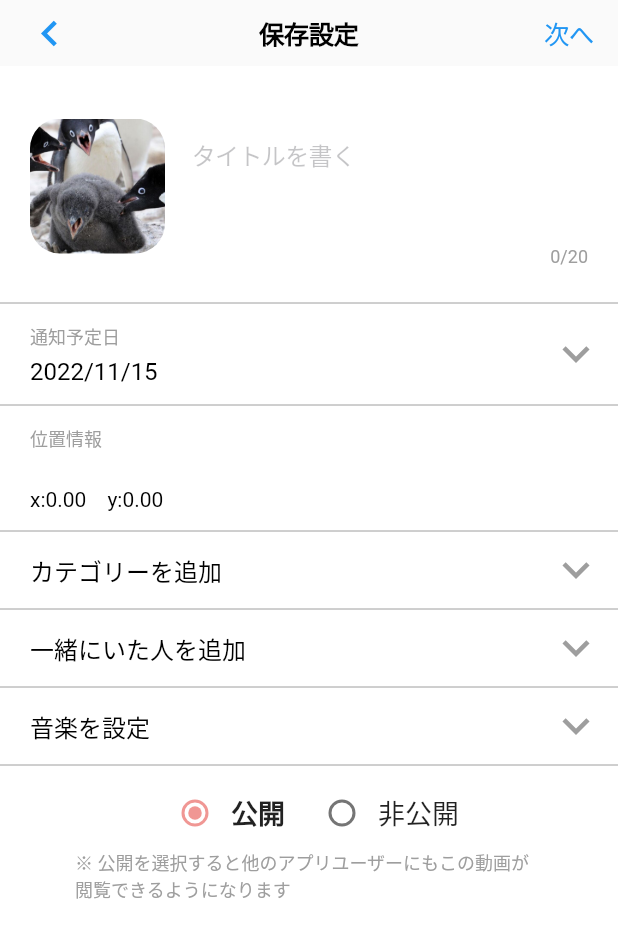
After one commit to macoto5636/honu_app, a Flutter app: the SaveFormPage screen opened directly, after a tap on "通知予定日", on a phone screen of 412 x 824 dp. The commit adds this screen. Shown: the top 938 px of the screen. Run offline on Flutter 3.47's test engine with Material 2 defaults, Android fonts, the phone set to English and light mode, and no system bars; our stand-ins replace camera, flutter_datetime_picker, geocoding, location, permission_handler, video_player.

Commit message:
create form

```diff
--- a/lib/memory_add_page.dart
+++ b/lib/memory_add_page.dart
@@ -6,6 +6,8 @@ import 'package:camera/camera.dart';
 import 'package:permission_handler/permission_handler.dart';
 
 import 'take_video_page.dart';
+
+import 'package:honu_app/time_message_page.dart';
 
 class MemoryAddPage extends StatefulWidget {
   @override
@@ -48,14 +50,23 @@ class _MemoryAddPageState extends State<MemoryAddPage> {
               widthFactor: 1.0,
               alignment: Alignment.center,
               child: GestureDetector(
-                child: Text("キャンセル", style: TextStyle(color: Colors.blue)),
+                child: Text("キャンセル", style: TextStyle(color: Colors.blue, fontSize: 17.0, fontWeight: FontWeight.normal, decoration: TextDecoration.none)),
                 onTap: (){
                   Navigator.of(context).pop();
                 },
               )
           ),
           middle: Text(titles[_sliding]),
-          trailing: Text("次へ", style: TextStyle(color: Colors.blue)),
+          trailing: GestureDetector(
+            child: Text("次へ", style: TextStyle(color: Colors.blue, fontSize: 17.0, fontWeight: FontWeight.normal, decoration: TextDecoration.none),),
+            onTap: (){
+              Navigator.of(context).push(
+                MaterialPageRoute(
+                  builder: (context) => TimeMessagePage()
+                )
+              );
+            },
+          ),
         ),
         child: Stack(
           children: [
--- /dev/null
+++ b/lib/save_form_page.dart
@@ -0,0 +1,506 @@
+import 'package:flutter/cupertino.dart';
+import 'package:flutter/material.dart';
+
+import 'package:location/location.dart' as locate;
+import 'package:flutter_datetime_picker/flutter_datetime_picker.dart';
+import 'package:geocoding/geocoding.dart';
+
+class SaveFormData{
+  String title;
+  DateTime noticeDate;
+  String address;
+  double x;
+  double y;
+  String categoryName;
+  List<String> withPeople;
+  String musicName;
+  bool publicFlag;
+
+  SaveFormData(
+      this.title,
+      this.noticeDate,
+      this.address,
+      this.x,
+      this.y,
+      this.categoryName,
+      this.withPeople,
+      this.musicName,
+      this.publicFlag
+  );
+}
+
+class SaveFormPage extends StatefulWidget {
+  @override
+  _SaveFormPageState createState() => _SaveFormPageState();
+}
+
+class _SaveFormPageState extends State<SaveFormPage> {
+  final _formKey = GlobalKey<FormState>();
+
+  locate.Location location = locate.Location();
+
+  List<String> _categoryList = [
+    "イベント",
+    "ランチ",
+    "ディナー",
+    "遊び",
+    "飲み会",
+    "学校",
+    "観光",
+    "ショッピング",
+  ];
+
+  TextEditingController _textEditingController;
+
+  SaveFormData _saveFormData;
+  int _titleLength;
+  bool _serviceEnabled;
+  locate.PermissionStatus _permissionGranted;
+
+  //緯度経度が入る
+  locate.LocationData _locationData;
+
+  //住所が入る
+  List<Placemark> _placeMarks;
+
+  @override
+  void initState() {
+    super.initState();
+
+    _getLocation(context);
+    DateTime today = DateTime.now();
+    _saveFormData = SaveFormData(
+        "",
+        DateTime(today.year+2, today.month, today.day, today.hour, today.minute),
+        "",
+        0,
+        0,
+        "",
+        [],
+        "",
+        true,
+    );
+
+    _textEditingController = TextEditingController(text: _saveFormData.title);
+    _titleLength = _saveFormData.title.length;
+
+  }
+
+  //位置情報
+  Future<void> _getLocation(context) async{
+
+    _serviceEnabled = await location.serviceEnabled();
+    if (!_serviceEnabled) {
+      _serviceEnabled = await location.requestService();
+      if (!_serviceEnabled) {
+        return;
+      }
+    }
+
+    _permissionGranted = await location.hasPermission();
+    if (_permissionGranted == locate.PermissionStatus.denied) {
+      _permissionGranted = await location.requestPermission();
+      if (_permissionGranted != locate.PermissionStatus.granted) {
+        return;
+      }
+    }
+
+    _locationData = await location.getLocation();
+    print("_locationData" + _locationData.toString());
+
+    _placeMarks = await placemarkFromCoordinates(_locationData.latitude, _locationData.longitude);
+
+    setState(() {
+      _saveFormData.x = _locationData.latitude;
+      _saveFormData.y = _locationData.longitude;
+      _saveFormData.address = _placeMarks[0].administrativeArea + _placeMarks[0].locality + _placeMarks[0].name;
+      print("address:"+_saveFormData.address);
+    });
+
+
+  }
+
+  void _handleRadio(bool e) => setState(() {_saveFormData.publicFlag = e;});
+
+  //タイトルの文字数を計算
+  _onChangedTitle(){
+    setState(() {
+      _titleLength = _textEditingController.text.length;
+      _saveFormData.title = _textEditingController.text;
+    });
+  }
+
+  //通知予定日選択
+  DateTime _selectDate(BuildContext context){
+    DateTime selectDate = _saveFormData.noticeDate;
+
+    DatePicker.showDatePicker(context,
+      showTitleActions: true,
+      minTime: DateTime.now(),
+      maxTime: new DateTime.now().add(new Duration(days: 2000)),
+      theme: DatePickerTheme(
+        headerColor: Colors.white,
+        backgroundColor: Colors.white,
+        itemStyle: TextStyle(
+          color: Colors.black,
+          fontWeight: FontWeight.bold,
+          fontSize: 18.0,
+        ),
+        doneStyle: TextStyle(
+            color: Colors.black,
+            fontSize: 16.0
+        ),
+      ),
+      onConfirm: (data){
+        setState(() {
+          _saveFormData.noticeDate = data;
+        });
+      },
+      currentTime: _saveFormData.noticeDate,
+      locale: LocaleType.jp,
+    );
+    return selectDate;
+  }
+
+  //カテゴリーを追加
+  _onShowCategoryPicker(){
+    showModalBottomSheet(
+        context: context,
+        builder: (BuildContext context) {
+          return Container(
+            height: MediaQuery.of(context).size.height / 3,
+            child: CupertinoPicker(
+              itemExtent: 30,
+              children: [
+                for(int i=0; i<_categoryList.length; i++)
+                  Text(_categoryList[i]),
+              ],
+              onSelectedItemChanged: (num){
+                setState(() {
+                  _saveFormData.categoryName = _categoryList[num];
+                });
+              },
+            ),
+          );
+        }
+    );
+  }
+
+  @override
+  Widget build(BuildContext context) {
+    return CupertinoPageScaffold(
+      navigationBar: CupertinoNavigationBar(
+        leading: Align(
+          widthFactor: 1.0,
+          alignment: Alignment.center,
+          child: GestureDetector(
+            child: Icon(Icons.chevron_left, color: Colors.blue, size: 34.0,),
+            onTap: (){
+              Navigator.of(context).pop();
+            },
+          ),
+        ),
+        middle: Text("保存設定"),
+        trailing: GestureDetector(
+          child: Text("次へ", style: TextStyle(color: Colors.blue, fontSize: 17.0, fontWeight: FontWeight.normal, decoration: TextDecoration.none)),
+          onTap: (){
+            Navigator.of(context).push(
+                MaterialPageRoute(
+                    builder: (context) => SaveFormPage()
+                )
+            );
+          },
+        ),
+      ),
+      child: Form(
+        key: _formKey,
+        child: SafeArea(
+          child: Scaffold(
+            body: Container(
+              color: Colors.white,
+              child: ListView(
+                children: [
+                  //タイトル
+                  Row(
+                    children: [
+                      Container(
+                        constraints: BoxConstraints.expand(height: 90.0 , width: 90.0),
+                        margin: EdgeInsets.only(left: 20.0, top: 20.0, bottom: 10.0),
+                        decoration: BoxDecoration(
+                          image: DecorationImage(
+                            image: AssetImage("images/penguin.jpg"),
+                            fit: BoxFit.cover,
+                          ),
+                          borderRadius: BorderRadius.all(Radius.circular(20.0)),
+                        ),
+                      ),
+                      Column(
+                        children: [
+                          Container(
+                            constraints: BoxConstraints.expand(height: 100.0, width: MediaQuery.of(context).size.width - 110),
+                            margin: EdgeInsets.only(top: 20.0),
+                            padding: EdgeInsets.only(left: 10.0, right: 10.0),
+                            child: CupertinoTextField(
+                              decoration: BoxDecoration(
+                                border: Border.all(color: Colors.white),
+                              ),
+                              controller: _textEditingController,
+                              placeholder: "タイトルを書く",
+                              style: TextStyle(color: Colors.black, fontSize: 16.0, fontWeight: FontWeight.bold),
+                              keyboardType: TextInputType.multiline,
+                              maxLines: 2,
+                              onChanged: _onChangedTitle(),
+                            ),
+                          ),
+                          Container(
+                            constraints: BoxConstraints.expand(height: 30.0, width: MediaQuery.of(context).size.width - 110),
+                            child: Padding(
+                              padding: EdgeInsets.only(right: 20.0),
+                              child:  Text(_titleLength.toString() + "/20", style: TextStyle(color: Colors.grey,fontSize: 12.0), textAlign: TextAlign.right,),
+                            ),
+                          ),
+                        ],
+                      )
+                    ],
+                  ),
+                  Divider(
+                    color: Colors.grey,
+                  ),
+                  //通知予定日
+                  GestureDetector(
+                    behavior: HitTestBehavior.opaque,
+                    child: _buildListTile(
+                        "通知予定日",
+                        _saveFormData.noticeDate.year.toString()+"/"+_saveFormData.noticeDate.month.toString()+"/"+_saveFormData.noticeDate.day.toString(),
+                        0 ,
+                        true
+                    ),
+                    onTap: (){
+                      _selectDate(context);
+                    },
+                  ),
+                  Divider(
+                    color: Colors.grey,
+                  ),
+                  //位置情報
+                  Row(
+                    children: [
+                      Column(
+                        crossAxisAlignment: CrossAxisAlignment.start,
+                        children: [
+                          Padding(
+                            padding: EdgeInsets.only(left: 20.0, top: 5.0),
+                            child: Text("位置情報", style: TextStyle(color: Colors.grey,fontSize: 12.0)),
+                          ),
+                          Padding(
+                            padding: EdgeInsets.only(left: 20.0, top: 5.0,),
+                            child: Text(_saveFormData.address, style: TextStyle(color: Colors.black, fontSize: 16.0),),
+                          ),
+                          Padding(
+                            padding: EdgeInsets.only(left: 20.0,bottom: 5.0),
+                            child: Text("x:" + _saveFormData.x.toStringAsFixed(2) + "　y:" + _saveFormData.y.toStringAsFixed(2), style: TextStyle(color: Colors.black, fontSize: 14.0),),
+                          ),
+                        ],
+                      ),
+                    ],
+                  ),
+                  Divider(
+                    color: Colors.grey,
+                  ),
+                  //カテゴリー
+                  GestureDetector(
+                    behavior: HitTestBehavior.opaque,
+                    child: _saveFormData.categoryName=="" ?
+                      _buildListTile("カテゴリーを追加", _saveFormData.categoryName, 0, false) :
+                      _buildListTile("カテゴリーを追加", _saveFormData.categoryName, 0, true),
+                    onTap: (){
+                      _onShowCategoryPicker();
+                    },
+                  ),
+                  Divider(
+                    color: Colors.grey,
+                  ),
+                  //一緒にいた人
+                  Row(
+                    children: [
+                      Column(
+                        crossAxisAlignment: CrossAxisAlignment.start,
+                        children: [
+                          if(_saveFormData.withPeople.isNotEmpty)
+                            Padding(
+                              padding: EdgeInsets.only(left: 20.0, top: 5.0),
+                              child: Text("一緒にいた人", style: TextStyle(color: Colors.grey,fontSize: 12.0)),
+                            ),
+                          if(_saveFormData.withPeople.isNotEmpty)
+                            Padding(
+                              padding: EdgeInsets.only(left: 20.0, top: 5.0, bottom: 5.0),
+                              child: Row(
+                                crossAxisAlignment: CrossAxisAlignment.start,
+                                children: [
+                                  for(int i=0; i< _saveFormData.withPeople.length; i++)
+                                    Padding(
+                                      padding: EdgeInsets.only(right: 10.0),
+                                      child: _buildWith(_saveFormData.withPeople[i]),
+                                    ),
+                                ],
+                              ),
+                            ),
+                          if(_saveFormData.withPeople.isEmpty)
+                            Padding(
+                              padding: EdgeInsets.only(left: 20.0, top: 5.0, bottom: 5.0),
+                              child: Text("一緒にいた人を追加", style: TextStyle(color: Colors.black, fontSize: 16.0),),
+                            ),
+                        ],
+                      ),
+                      Expanded(
+                        child: Container(
+                            child: Align(
+                                alignment: Alignment.centerRight,
+                                child: Padding(
+                                  padding: EdgeInsets.only(right: 10.0),
+                                  child: RotatedBox(
+                                    quarterTurns: 1,
+                                    child: Icon(Icons.chevron_right, size: 36.0, color: Colors.grey,),
+                                  ),
+                                )
+                            )
+                        ),
+                      ),
+                    ],
+                  ),
+                  Divider(
+                    color: Colors.grey,
+                  ),
+                  //音楽
+                  Row(
+                    children: [
+                      Column(
+                        crossAxisAlignment: CrossAxisAlignment.start,
+                        children: [
+                          _saveFormData.musicName == "" ?
+                          Padding(
+                            padding: EdgeInsets.only(left: 20.0, top: 5.0, bottom: 5.0),
+                            child: Text("音楽を設定", style: TextStyle(color: Colors.black, fontSize: 16.0),),
+                          ):
+                          Padding(
+                            padding: EdgeInsets.only(left: 20.0, top: 5.0, bottom: 5.0),
+                            child: Text(_saveFormData.musicName, style: TextStyle(color: Colors.black, fontSize: 16.0),),
+                          ),
+                        ],
+                      ),
+                      Expanded(
+                        child: Container(
+                            child: Align(
+                                alignment: Alignment.centerRight,
+                                child: Padding(
+                                  padding: EdgeInsets.only(right: 10.0),
+                                  child: RotatedBox(
+                                    quarterTurns: 1,
+                                    child: Icon(Icons.chevron_right, size: 36.0, color: Colors.grey,),
+                                  ),
+                                )
+                            )
+                        ),
+                      ),
+                    ],
+                  ),
+                  Divider(
+                    color: Colors.grey,
+                  ),
+                  Row(
+                    mainAxisAlignment: MainAxisAlignment.center,
+                    children: [
+                      Radio(
+                        activeColor: Color(0xffF09794),
+                        value: true,
+                        groupValue: _saveFormData.publicFlag,
+                        onChanged: _handleRadio,
+                      ),
+                      !_saveFormData.publicFlag?
+                      GestureDetector(
+                        child: Text("公開", style: TextStyle(fontSize: 18.0),),
+                      ):
+                      Text("公開", style: TextStyle(fontSize: 18.0, fontWeight: FontWeight.bold),),
+                      Text("　"),
+                      Radio(
+                        activeColor: Color(0xffF09794),
+                        value: false,
+                        groupValue: _saveFormData.publicFlag,
+                        onChanged: _handleRadio,
+                      ),
+                      _saveFormData.publicFlag?
+                      Text("非公開", style: TextStyle(fontSize: 18.0),):
+                      Text("非公開", style: TextStyle(fontSize: 18.0, fontWeight: FontWeight.bold),),
+                    ],
+                  ),
+                  Container(
+                    margin: EdgeInsets.only(left: 50.0, right: 50.0),
+                    child: Text("※ 公開を選択すると他のアプリユーザーにもこの動画が閲覧できるようになります",
+                      style: TextStyle(color: Colors.grey,fontSize: 12.0),
+                      softWrap: true,
+                    ),
+                  ),
+
+                ],
+              ),
+            ),
+          ),
+        ),
+      ),
+    );
+  }
+
+  Widget _buildListTile(String title, String context, int iconFlag, bool confirmFlag){
+    return Row(
+      children: [
+        Column(
+          crossAxisAlignment: CrossAxisAlignment.start,
+          children: [
+            if(confirmFlag)
+              Padding(
+                padding: EdgeInsets.only(left: 20.0, top: 5.0),
+                child: Text(title, style: TextStyle(color: Colors.grey,fontSize: 12.0)),
+              ),
+            if(confirmFlag)
+              Padding(
+                padding: EdgeInsets.only(left: 20.0, top: 5.0, bottom: 5.0),
+                child: Text(context, style: TextStyle(color: Colors.black, fontSize: 16.0),),
+              ),
+            if(!confirmFlag)
+              Padding(
+                padding: EdgeInsets.only(left: 20.0, top: 5.0, bottom: 5.0),
+                child: Text(title, style: TextStyle(color: Colors.black, fontSize: 16.0),),
+              ),
+          ],
+        ),
+        Expanded(
+          child: Container(
+            child: Align(
+              alignment: Alignment.centerRight,
+              child: Padding(
+                padding: EdgeInsets.only(right: 10.0),
+                child: iconFlag == 0 ?
+                  RotatedBox(
+                    quarterTurns: 1,
+                    child: Icon(Icons.chevron_right, size: 36.0, color: Colors.grey,),
+                  ) :
+                  Icon(Icons.chevron_right, size: 36.0, color: Colors.grey,),
+              )
+            )
+          ),
+        ),
+      ],
+    );
+  }
+
+  Widget _buildWith(String name){
+    return Container(
+      padding: EdgeInsets.only(left: 10.0, top: 5.0, right: 10.0, bottom: 5.0),
+      decoration: BoxDecoration(
+        borderRadius: BorderRadius.circular(20.0),
+        border: Border.all(color: Colors.grey),
+      ),
+      child: Text(name),
+    );
+  }
+}
--- /dev/null
+++ b/lib/time_message_page.dart
@@ -0,0 +1,65 @@
+import 'package:flutter/cupertino.dart';
+import 'package:flutter/material.dart';
+
+import 'package:honu_app/save_form_page.dart';
+
+class TimeMessagePage extends StatefulWidget {
+  @override
+  _TimeMessagePageState createState() => _TimeMessagePageState();
+}
+
+class _TimeMessagePageState extends State<TimeMessagePage> {
+  @override
+  Widget build(BuildContext context) {
+    return CupertinoPageScaffold(
+      navigationBar: CupertinoNavigationBar(
+        leading: Align(
+          widthFactor: 1.0,
+          alignment: Alignment.center,
+          child: GestureDetector(
+            child: Icon(Icons.chevron_left, color: Colors.blue, size: 34.0,),
+            onTap: (){
+              Navigator.of(context).pop();
+            },
+          ),
+        ),
+        middle: Text("タイムメッセージ"),
+        trailing: GestureDetector(
+          child: const Text("次へ", style: TextStyle(color: Colors.blue, fontSize: 17.0, fontWeight: FontWeight.normal, decoration: TextDecoration.none)),
+          onTap: (){
+            Navigator.of(context).push(
+              MaterialPageRoute(
+                builder: (context) => SaveFormPage()
+              )
+            );
+          },
+        ),
+      ),
+      child: Stack(
+        children: [
+          Positioned(
+            bottom: 0,
+            left: 0,
+            height: 60.0,
+            width: MediaQuery.of(context).size.width,
+            child: Container(
+              color: Color(0xffF09794),
+            ),
+          ),
+          Positioned(
+            bottom: 10,
+            right: 20,
+            height: 40.0,
+            width: 100.0,
+            child: RaisedButton(
+              child: Text("スキップ", style: TextStyle(color: Colors.white),),
+              shape: StadiumBorder(),
+              color: Colors.black,
+              onPressed: (){},
+            ),
+          ),
+        ],
+      ),
+    );
+  }
+}
--- a/pubspec.yaml
+++ b/pubspec.yaml
@@ -33,6 +33,10 @@ dependencies:
   path: ^1.7.0
   permission_handler: ^5.0.1+1
   video_player: ^1.0.0
+  flutter_datetime_picker: ^1.3.8
+  google_maps_flutter: ^1.0.6
+  location: ^3.1.0
+  geocoding: ^1.0.5
 
 dev_dependencies:
   flutter_test:
@@ -53,6 +57,8 @@ flutter:
   # assets:
   #   - images/a_dot_burr.jpeg
   #   - images/a_dot_ham.jpeg
+  assets:
+    - images/
 
   # An image asset can refer to one or more resolution-specific "variants", see
   # https://flutter.dev/assets-and-images/#resolution-aware.
```
Also changed, not shown: images/penguin.jpg (added), lib/with_people_page.dart (added), pubspec.lock, 6 other files.
